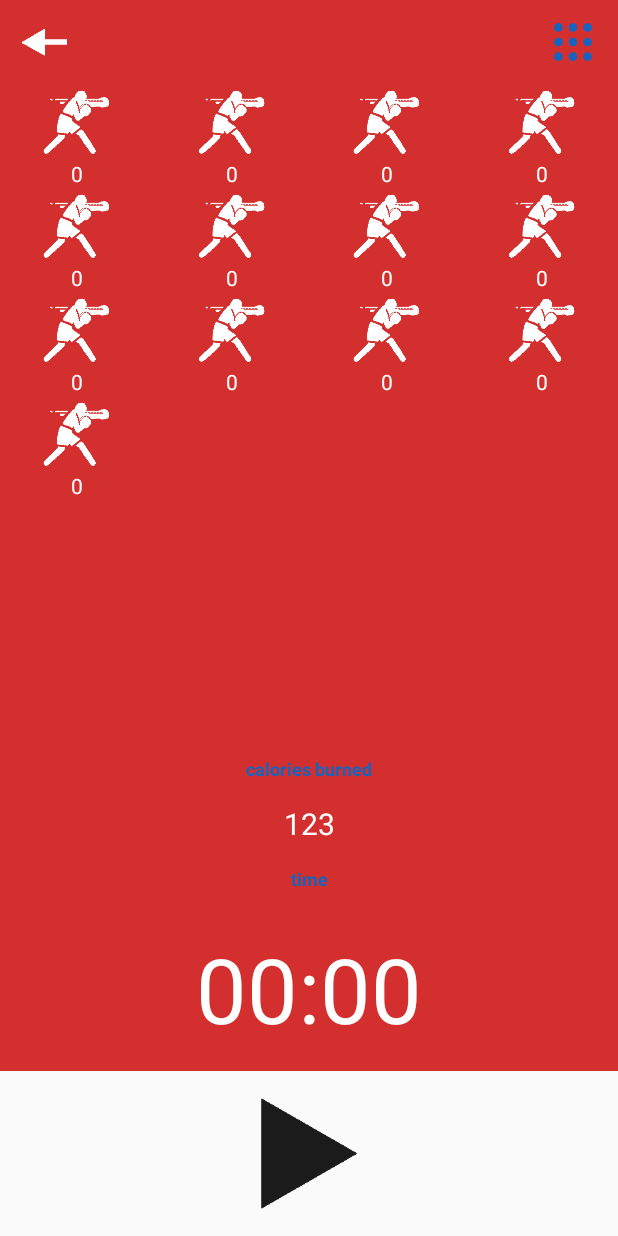
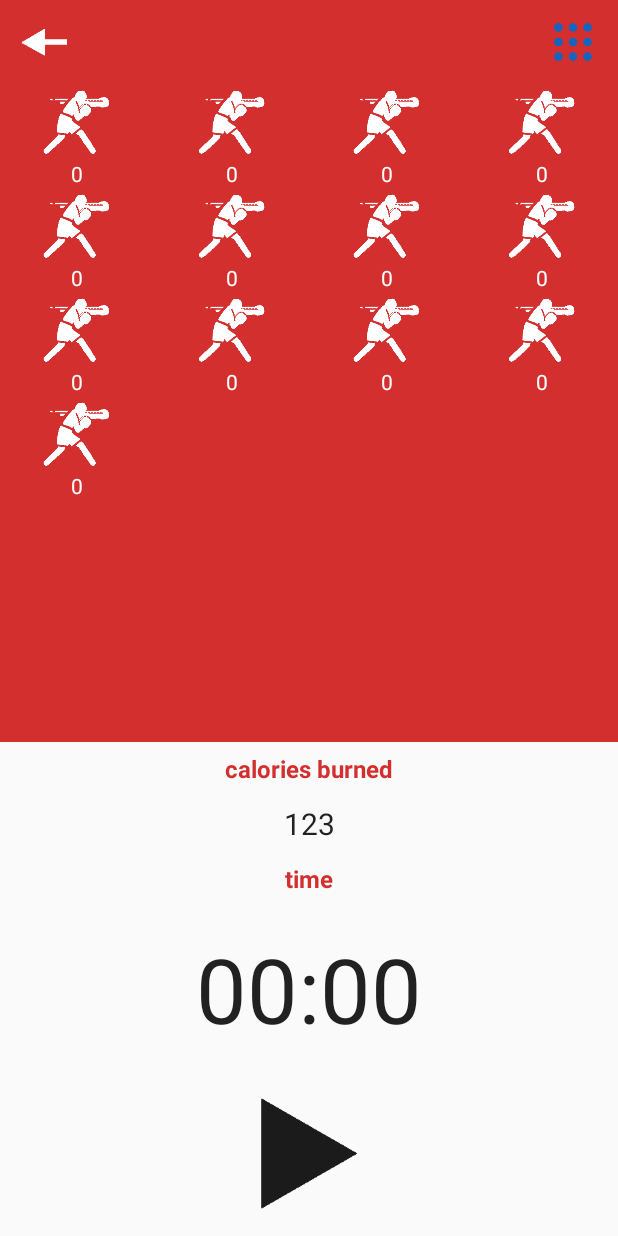
Before and after one commit to LuisAlvarez12/Capstone, an Android app: the DetailFragment screen opened directly, with no data from a screen before it, on a phone screen of 412 x 824 dp. Run offline under Robolectric (Android 15) with nearby library versions, the phone set to English and light mode, and no system bars; our stand-ins replace ButterKnife, Picasso; network calls fail; pictures from the network do not load; 2 statements that could not run were skipped.

Commit message:
layout: Main activity has new layout style
Removed collapsing tool bar to try out a more seam lined layout

```diff
--- a/app/src/main/java/com/example/luisalvarez/bagstar/activities/MainActivity.java
+++ b/app/src/main/java/com/example/luisalvarez/bagstar/activities/MainActivity.java
@@ -33,9 +33,9 @@ public class MainActivity extends AppCompatActivity implements LoaderManager.Loa
     protected void onCreate(Bundle savedInstanceState) {
         super.onCreate(savedInstanceState);
         setContentView(R.layout.activity_main);
-        Toolbar toolbar = (Toolbar)findViewById(R.id.toolbar);
-        setSupportActionBar(toolbar);
-        toolbar.setTitle("");
+//        Toolbar toolbar = (Toolbar)findViewById(R.id.toolbar);
+//        setSupportActionBar(toolbar);
+//        toolbar.setTitle("");
         ButterKnife.bind(this);
             Syncr s = new Syncr();
             s.execute();
--- a/app/src/main/java/com/example/luisalvarez/bagstar/fragments/DetailFragment.java
+++ b/app/src/main/java/com/example/luisalvarez/bagstar/fragments/DetailFragment.java
@@ -93,6 +93,7 @@ public class DetailFragment extends Fragment {
         vRecyclerView = (RecyclerView) rootView.findViewById(R.id.recycler);
         vRecyclerView.setLayoutManager(new GridLayoutManager(getActivity(), 4));
         timer = (Chronometer)rootView.findViewById(R.id.tv_time);
+        mediaPlayer = new MediaPlayer();
         String recievedIntent = getActivity().getIntent().getStringExtra("id");
         Cursor cursor = getActivity().getContentResolver().query(DataContract.WorkoutsEntry.CONTENT_URI,
                 DataContract.WorkoutsEntry.projection, "workoutID=?", new String[]{recievedIntent}, null);
@@ -160,7 +161,6 @@ public class DetailFragment extends Fragment {
                     timer.setBase(SystemClock.elapsedRealtime() + timeWhenStopped);
                     timer.start();
                     vWorkoutControl.setImageDrawable(getActivity().getResources().getDrawable(R.drawable.pause));
-                    mediaPlayer = new MediaPlayer();
                     String fileName = Config.MOVE_RIGHT_JAB;
                     try {
                         afd = getActivity().getAssets().openFd(fileName);
--- a/app/src/main/res/layout/fragment_detail.xml
+++ b/app/src/main/res/layout/fragment_detail.xml
@@ -40,6 +40,7 @@
         <LinearLayout
             android:id="@+id/label_holder"
             android:orientation="vertical"
+            android:background="@color/white_3"
             android:layout_width="match_parent"
             android:layout_height="0dp"
             android:layout_weight="2">
@@ -47,12 +48,12 @@
             <TextView
                 android:text="@string/calories_burned"
                 android:gravity="center"
-                android:textSize="12sp"
+                android:textSize="16sp"
                 android:textStyle="bold"
                 android:layout_width="match_parent"
                 android:layout_height="0dp"
                 android:layout_weight="1"
-                android:textColor="@color/colorAccent"/>
+                android:textColor="@color/colorPrimary"/>
             <TextView
                 android:id="@+id/tv_calories"
                 android:text="123"
@@ -61,16 +62,16 @@
                 android:layout_width="match_parent"
                 android:layout_height="0dp"
                 android:layout_weight="1"
-                android:textColor="@color/primary_text_light"/>
+                android:textColor="@color/primary_text_dark"/>
             <TextView
                 android:text="@string/label_time"
                 android:gravity="center"
-                android:textSize="12sp"
+                android:textSize="16sp"
                 android:textStyle="bold"
                 android:layout_width="match_parent"
                 android:layout_height="0dp"
                 android:layout_weight="1"
-                android:textColor="@color/colorAccent"/>
+                android:textColor="@color/colorPrimary"/>
             <Chronometer
                 android:id="@+id/tv_time"
                 android:textSize="60sp"
@@ -79,7 +80,7 @@
                 android:layout_width="match_parent"
                 android:layout_height="0dp"
                 android:layout_weight="3"
-                android:textColor="@color/primary_text_light"/>
+                android:textColor="@color/primary_text_dark"/>
         </LinearLayout>
 
         <LinearLayout
```
Also changed, not shown: app/src/main/res/layout/activity_main.xml (+13 -32 lines).
